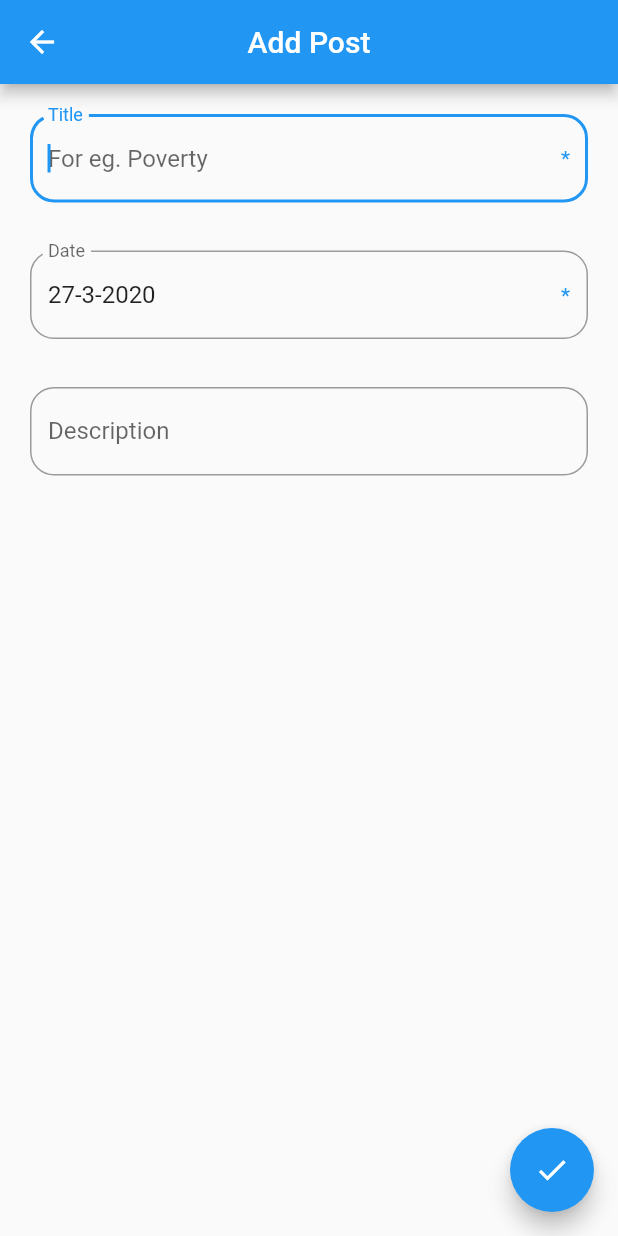
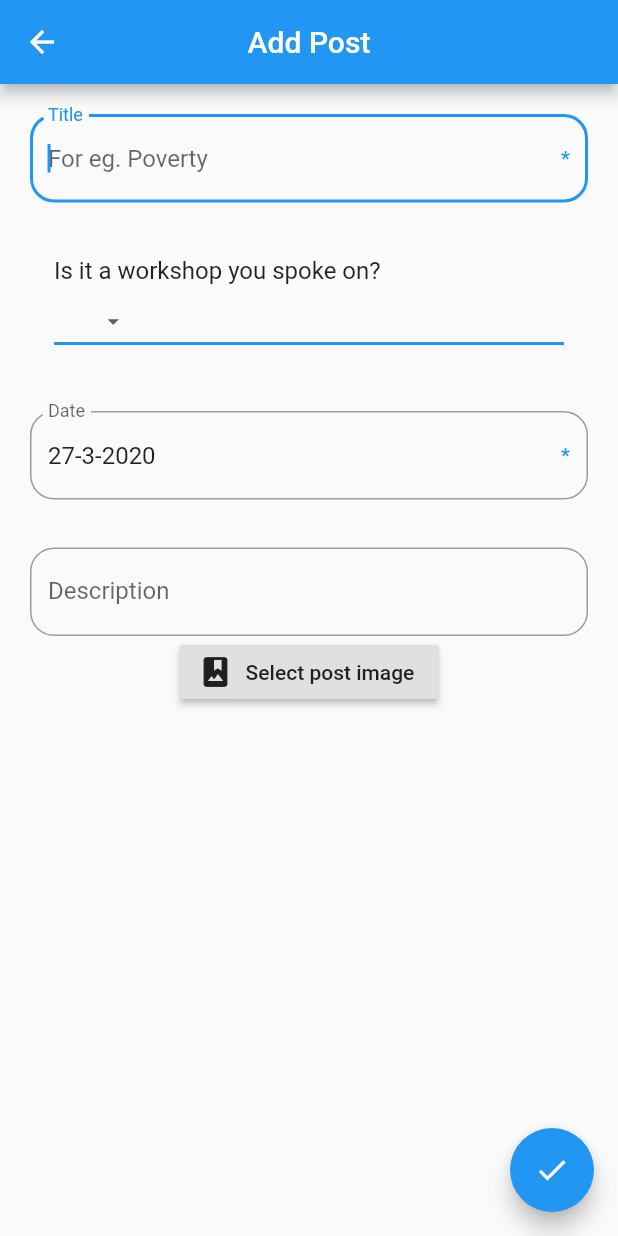
Before and after one commit to gdscbvppune/folio-app, a Flutter app: the AddEditBlog screen opened directly, on a phone screen of 412 x 824 dp. Run offline on Flutter 3.47's test engine with Material 2 defaults, Android fonts, the phone set to English and light mode, and no system bars; our stand-ins replace cloud_firestore, file_picker, firebase_auth, firebase_storage, font_awesome_flutter, google_fonts and 2 more; accounts and stored records are empty; statements that could not run were skipped.

Commit message:
App fully complete

```diff
--- a/lib/pages/blogDetails.dart
+++ b/lib/pages/blogDetails.dart
@@ -136,7 +136,9 @@ class _BlogDetailsState extends State<BlogDetails> {
                 img: widget.imgURL,
               )
             )
-          );
+          ).then((onValue){
+            Navigator.pop(context);
+          });
         },
         child: Icon(Icons.edit),
       ),
--- a/lib/pages/blogScreen.dart
+++ b/lib/pages/blogScreen.dart
@@ -40,7 +40,7 @@ class _BlogScreenState extends State<BlogScreen> {
         centerTitle: true,
       ),
       body: StreamBuilder(
-        stream: Firestore.instance.collection("blog").snapshots(),
+        stream: Firestore.instance.collection("blogs").snapshots(),
         builder: (BuildContext context, AsyncSnapshot snapshot){
           if(snapshot.hasData){
             if(snapshot.data.documents.length != 0){
--- a/lib/pages/editBlog.dart
+++ b/lib/pages/editBlog.dart
@@ -1,5 +1,9 @@
 import 'package:flutter/material.dart';
+import 'package:cloud_firestore/cloud_firestore.dart';
+import 'package:firebase_storage/firebase_storage.dart';
 import 'package:intl/intl.dart';
+import 'package:image_picker/image_picker.dart';
+import 'dart:io';
 
 class AddEditBlog extends StatefulWidget{
 
@@ -22,6 +26,9 @@ class AddEditBlogState extends State<AddEditBlog>{
   FocusNode descFocusNode = FocusNode();
   FocusNode dateFocusNode = FocusNode();
 
+  File postImage;
+  String dropDownChoice;
+
   String reframeDate(String text){
     var words = text.split('-');
     return words[2] + "-" + words[1] + "-" + words[0];
@@ -43,6 +50,7 @@ class AddEditBlogState extends State<AddEditBlog>{
 
   @override
   void initState() {
+    dropDownChoice = widget.workshop;
     var dt = DateTime.now();
     var date = DateFormat.yMd().format(dt).toString().split('/');
     var newDate = date[1] + "-" + date[0] + "-" + date[2];
@@ -105,6 +113,40 @@ class AddEditBlogState extends State<AddEditBlog>{
                 SizedBox(
                   height: 32,
                 ),
+                ListTile(
+                  title: Text(
+                    "Is it a workshop you spoke on?"
+                  ),
+                  subtitle: DropdownButton<String>(
+                    value: dropDownChoice,
+                    icon: Icon(Icons.arrow_drop_down),
+                    iconSize: 18,
+                    elevation: 16,
+                    style: TextStyle(
+                      color: Colors.blue
+                    ),
+                    underline: Container(
+                      height: 2,
+                      color: Colors.blue,
+                    ),
+                    onChanged: (String newValue) {
+                      setState(() {
+                        dropDownChoice = newValue;
+                      });
+                    },
+                    items: <String>['true', 'false']
+                      .map<DropdownMenuItem<String>>((String value) {
+                        return DropdownMenuItem<String>(
+                          value: value,
+                          child: Text(value),
+                        );
+                      })
+                      .toList(),
+                  ),
+                ),
+                SizedBox(
+                  height: 32,
+                ),
                 TextFormField(
                   controller: dateController,
                   focusNode: dateFocusNode,
@@ -161,6 +203,18 @@ class AddEditBlogState extends State<AddEditBlog>{
                     descFocusNode.unfocus();
                   },
                 ),
+                RaisedButton.icon(
+                  onPressed: () async{
+                    var image = await ImagePicker.pickImage(source: ImageSource.gallery);
+                    setState(() {
+                      postImage = image;
+                    });
+                  },
+                  icon: Icon(Icons.photo_album),
+                  label: Text(
+                    "Select post image"
+                  )
+                ),
                 SizedBox(
                   height: 32,
                 )
@@ -170,12 +224,36 @@ class AddEditBlogState extends State<AddEditBlog>{
         ),
       ),
       floatingActionButton: FloatingActionButton(
-        onPressed: () {
+        onPressed: () async{
           var docID = createDocID(titleController.text);
-          print(docID);
-          if(formKey.currentState.validate()){
-            formKey.currentState.save();
+          Map<String, dynamic> blogPostDetails = {
+            "date": dateController.text,
+            "description": descController.text,
+            "imgURL": widget.img,
+            "title": titleController.text,
+            "workshop": dropDownChoice
+          };
+          if(postImage != null){
+            if(widget.img.length == 0){
+              var storageRef = FirebaseStorage.instance.ref();
+              var locRef = storageRef.child("blogs");
+              StorageUploadTask uploadTask = locRef.child(titleController.text).putFile(postImage);
+              StorageTaskSnapshot taskSnapshot = await uploadTask.onComplete;
+              var imgURL = await taskSnapshot.ref.getDownloadURL();
+              blogPostDetails["imgURL"] = imgURL;
+            }
+            else{
+              var storageRef = FirebaseStorage.instance.ref();
+              var locRef = storageRef.child("blogs");
+              await locRef.child(titleController.text).delete();
+              StorageUploadTask uploadTask = locRef.child(titleController.text).putFile(postImage);
+              StorageTaskSnapshot taskSnapshot = await uploadTask.onComplete;
+              var imgURL = await taskSnapshot.ref.getDownloadURL();
+              blogPostDetails["imgURL"] = imgURL;
+            }
           }
+          await Firestore.instance.collection("blogs").document(docID).setData(blogPostDetails);
+          Navigator.pop(context);
         },
         child: Icon(Icons.done),
       ),
```
Also changed, not shown: assets/data/blogs.json (+2 -1 lines).
